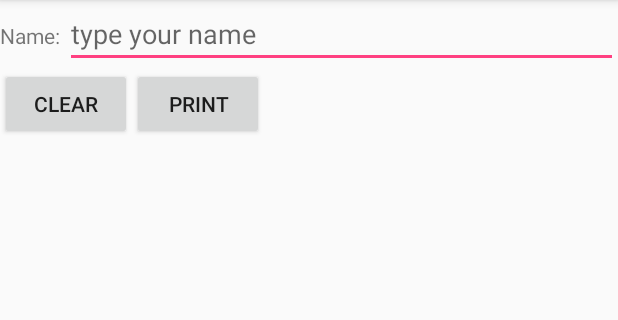
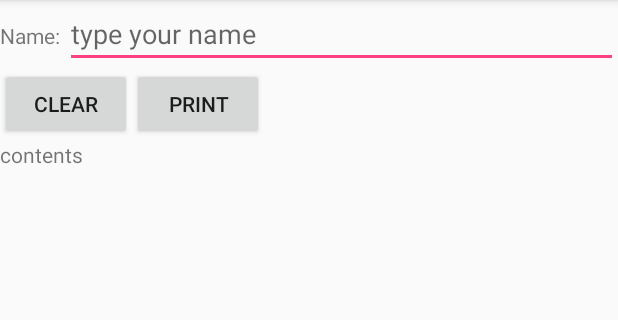
Before and after one commit to gdkdhh/MobileProject, an Android app: the screen it shows after launch (MainActivity), after a tap on "CLEAR", on a phone screen of 412 x 824 dp, the part 84-404 px from its top. Run offline under Robolectric (Android 15) with nearby library versions, the phone set to English and light mode, and no system bars.

Commit message:
change lab1-2

```diff
--- a/Lab1_2/app/src/main/java/com/example/lab1_2/MainActivity.java
+++ b/Lab1_2/app/src/main/java/com/example/lab1_2/MainActivity.java
@@ -27,7 +27,7 @@ public class MainActivity extends AppCompatActivity {
     }
     public void clearClicked(View v){
         edit_name.setText("");
-        view_print.setText("");
+        view_print.setText("contents");
     }
     public void printClicked(View v){
         String text = "";
```
